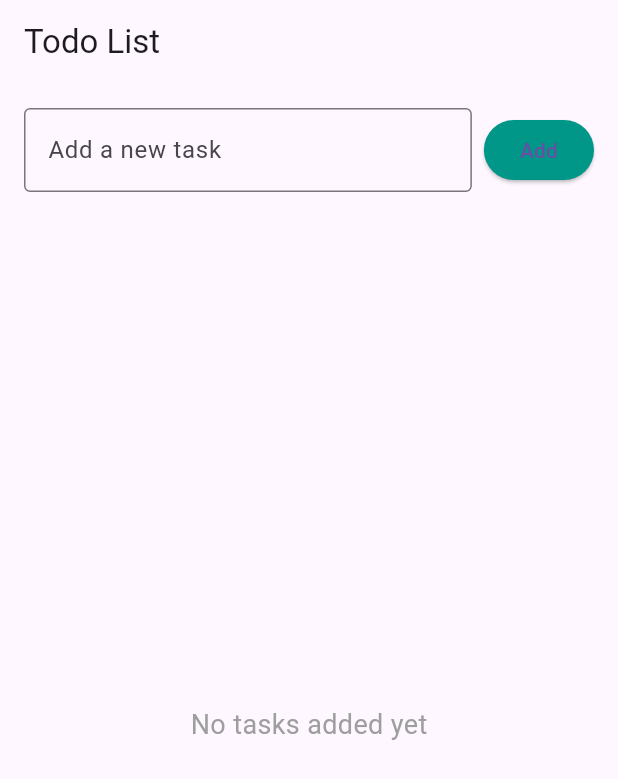
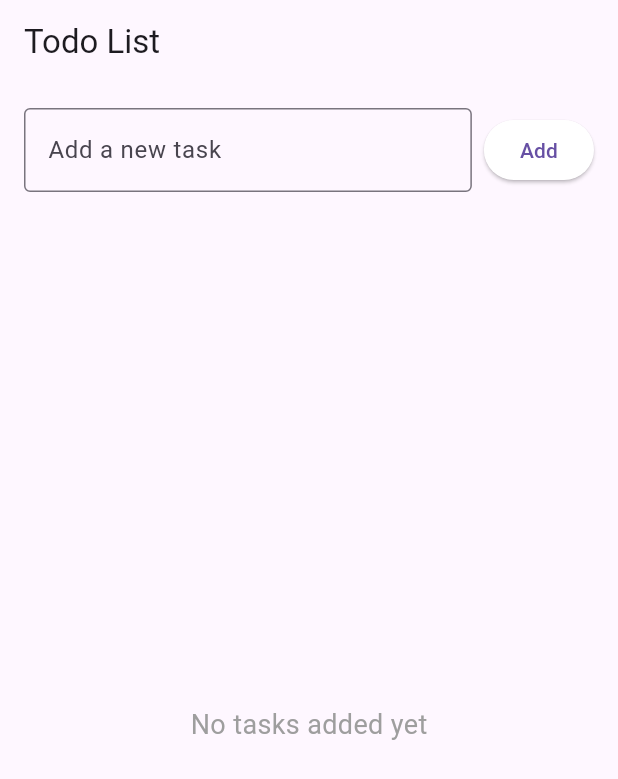
Before and after one commit to marktadrous8/todo-task, a Flutter app: the screen it shows after launch, on a phone screen of 412 x 824 dp. Shown: the top 779 px of the screen. Run offline on Flutter 3.47's test engine with Material 3 defaults, Android fonts, the phone set to English and light mode, and no system bars; our stand-ins replace fluttertoast.

Commit message:
button color

```diff
--- a/lib/main.dart
+++ b/lib/main.dart
@@ -110,7 +110,7 @@ class _TodoListPageState extends State<TodoListPage> {
                   onPressed: _addTask,
                   child: Text('Add'),
                   style: ElevatedButton.styleFrom(
-                    primary: Colors.teal,
+                    primary: Colors.white,
                   ),
                 ),
               ],
```
